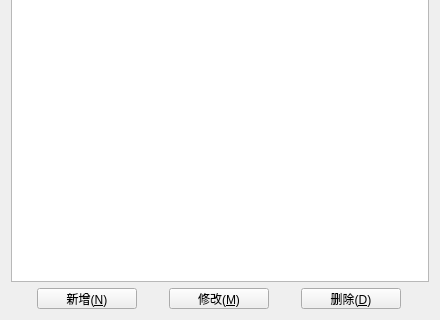
Qt form src/MainTabWidgets/UserManagement/UserDirPermissionDialog.ui (ProgramCX/FoxNAS) before a commit; both pictures show x 0 to 440 and y 232 to 552 of the 440 by 552 pixel window.
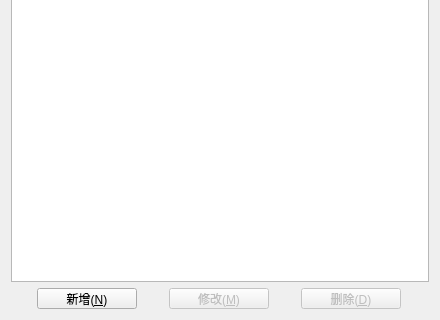
The same form after that commit.

Commit message: feat(user): manage user resource directories

```diff
--- a/src/MainTabWidgets/UserManagement/UserDirPermissionDialog.ui
+++ b/src/MainTabWidgets/UserManagement/UserDirPermissionDialog.ui
@@ -51,6 +51,9 @@
      </item>
      <item>
       <widget class="QPushButton" name="pushButtonModifyDir">
+       <property name="enabled">
+        <bool>false</bool>
+       </property>
        <property name="minimumSize">
         <size>
          <width>81</width>
@@ -70,6 +73,9 @@
      </item>
      <item>
       <widget class="QPushButton" name="pushButtonDeleteDir">
+       <property name="enabled">
+        <bool>false</bool>
+       </property>
        <property name="minimumSize">
         <size>
          <width>81</width>
```
Left out of the diff: 2 changed lines with no effect on the pictures. The commit also changes 33 other files.
